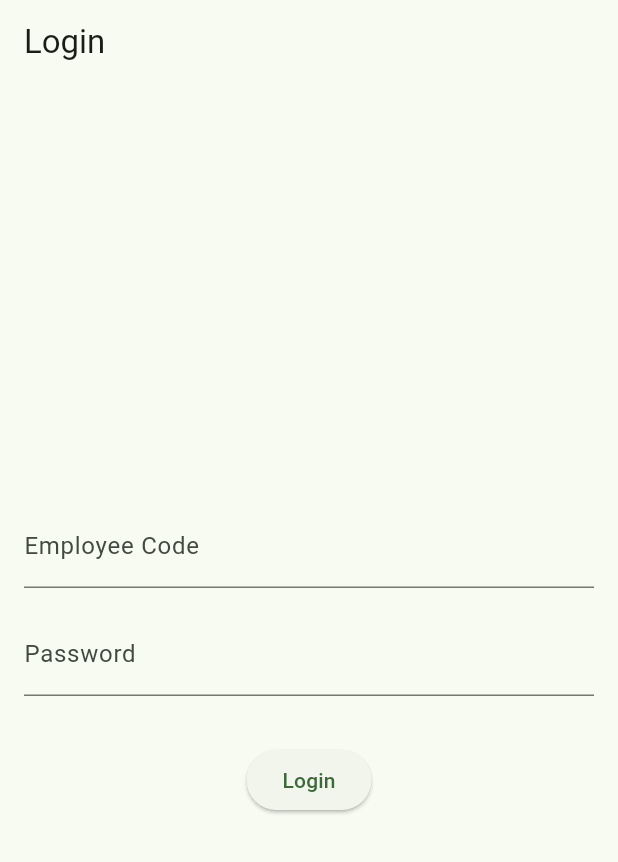
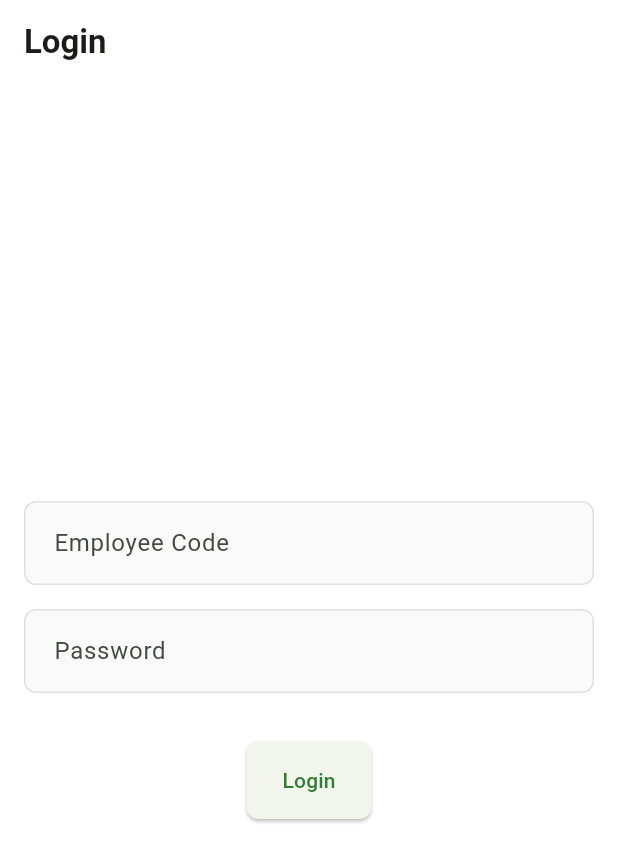
Before and after one commit to ayuxhdev/Training-Module-Application, a Flutter app: the screen it shows after launch, on a phone screen of 412 x 824 dp. Shown: the top 862 px of the screen. Run offline on Flutter 3.47's test engine with Material 3 defaults, Android fonts, the phone set to English and light mode, and no system bars; our stand-ins replace dio, flutter_riverpod, flutter_secure_storage, go_router.

Commit message:
feat: add base UI component foundation

```diff
--- /dev/null
+++ b/mobile/lib/core/theme/app_colors.dart
@@ -0,0 +1,18 @@
+import 'package:flutter/material.dart';
+
+class AppColors {
+  AppColors._();
+
+  static const Color primary = Colors.green;
+  static const Color secondary = Colors.teal;
+  static const Color background = Colors.white;
+  static const Color surface = Colors.white;
+  static const Color error = Colors.red;
+
+  static const Color textPrimary = Colors.black87;
+  static const Color textSecondary = Colors.black54;
+
+  static const Color statusSuccess = Colors.green;
+  static const Color statusWarning = Colors.orange;
+  static const Color statusInfo = Colors.blue;
+}
--- /dev/null
+++ b/mobile/lib/core/theme/app_spacing.dart
@@ -0,0 +1,19 @@
+import 'package:flutter/material.dart';
+
+class AppSpacing {
+  AppSpacing._();
+
+  static const double xs = 4.0;
+  static const double sm = 8.0;
+  static const double md = 16.0;
+  static const double lg = 24.0;
+  static const double xl = 32.0;
+  static const double xxl = 48.0;
+
+  static const EdgeInsets pagePadding = EdgeInsets.all(md);
+
+  static const SizedBox gapXs = SizedBox(height: xs, width: xs);
+  static const SizedBox gapSm = SizedBox(height: sm, width: sm);
+  static const SizedBox gapMd = SizedBox(height: md, width: md);
+  static const SizedBox gapLg = SizedBox(height: lg, width: lg);
+}
--- /dev/null
+++ b/mobile/lib/core/theme/app_theme.dart
@@ -0,0 +1,75 @@
+import 'package:flutter/material.dart';
+import 'app_colors.dart';
+import 'app_typography.dart';
+import 'app_spacing.dart';
+
+class AppTheme {
+  AppTheme._();
+
+  static ThemeData get lightTheme {
+    final ColorScheme colorScheme = ColorScheme.fromSeed(
+      seedColor: AppColors.primary,
+      primary: Colors.green.shade800,
+      secondary: AppColors.secondary,
+      surface: AppColors.surface,
+      error: AppColors.error,
+    );
+
+    return ThemeData(
+      colorScheme: colorScheme,
+      useMaterial3: true,
+      scaffoldBackgroundColor: AppColors.background,
+
+      textTheme: const TextTheme(
+        displayLarge: AppTypography.displayLarge,
+        titleLarge: AppTypography.titleLarge,
+        titleMedium: AppTypography.titleMedium,
+        bodyLarge: AppTypography.bodyLarge,
+        bodyMedium: AppTypography.bodyMedium,
+        labelLarge: AppTypography.labelLarge,
+      ),
+
+      elevatedButtonTheme: ElevatedButtonThemeData(
+        style: ElevatedButton.styleFrom(
+          padding: const EdgeInsets.symmetric(horizontal: AppSpacing.lg, vertical: AppSpacing.md),
+          shape: RoundedRectangleBorder(borderRadius: BorderRadius.circular(8)),
+        ),
+      ),
+
+      outlinedButtonTheme: OutlinedButtonThemeData(
+        style: OutlinedButton.styleFrom(
+          padding: const EdgeInsets.symmetric(horizontal: AppSpacing.lg, vertical: AppSpacing.md),
+          shape: RoundedRectangleBorder(borderRadius: BorderRadius.circular(8)),
+        ),
+      ),
+
+      inputDecorationTheme: InputDecorationTheme(
+        filled: true,
+        fillColor: Colors.grey.shade50,
+        contentPadding: const EdgeInsets.symmetric(horizontal: AppSpacing.md, vertical: AppSpacing.md),
+        border: OutlineInputBorder(
+          borderRadius: BorderRadius.circular(8),
+          borderSide: BorderSide(color: Colors.grey.shade300),
+        ),
+        enabledBorder: OutlineInputBorder(
+          borderRadius: BorderRadius.circular(8),
+          borderSide: BorderSide(color: Colors.grey.shade300),
+        ),
+        focusedBorder: OutlineInputBorder(
+          borderRadius: BorderRadius.circular(8),
+          borderSide: BorderSide(color: colorScheme.primary, width: 2),
+        ),
+        errorBorder: OutlineInputBorder(
+          borderRadius: BorderRadius.circular(8),
+          borderSide: BorderSide(color: colorScheme.error, width: 2),
+        ),
+      ),
+
+      cardTheme: CardThemeData(
+        elevation: 2,
+        shape: RoundedRectangleBorder(borderRadius: BorderRadius.circular(12)),
+        margin: EdgeInsets.zero,
+      ),
+    );
+  }
+}
--- /dev/null
+++ b/mobile/lib/core/theme/app_typography.dart
@@ -0,0 +1,12 @@
+import 'package:flutter/material.dart';
+
+class AppTypography {
+  AppTypography._();
+
+  static const TextStyle displayLarge = TextStyle(fontSize: 32, fontWeight: FontWeight.bold);
+  static const TextStyle titleLarge = TextStyle(fontSize: 22, fontWeight: FontWeight.w600);
+  static const TextStyle titleMedium = TextStyle(fontSize: 18, fontWeight: FontWeight.w600);
+  static const TextStyle bodyLarge = TextStyle(fontSize: 16, fontWeight: FontWeight.normal);
+  static const TextStyle bodyMedium = TextStyle(fontSize: 14, fontWeight: FontWeight.normal);
+  static const TextStyle labelLarge = TextStyle(fontSize: 14, fontWeight: FontWeight.w500);
+}
--- a/mobile/lib/main.dart
+++ b/mobile/lib/main.dart
@@ -1,6 +1,7 @@
 import 'package:flutter/material.dart';
 import 'package:flutter_riverpod/flutter_riverpod.dart';
 import 'package:training_app/core/router/app_router.dart';
+import 'package:training_app/core/theme/app_theme.dart';
 
 void main() {
   runApp(const ProviderScope(child: MyApp()));
@@ -15,10 +16,7 @@ class MyApp extends ConsumerWidget {
 
     return MaterialApp.router(
       title: 'Garden\'s Need Training',
-      theme: ThemeData(
-        colorScheme: ColorScheme.fromSeed(seedColor: Colors.green),
-        useMaterial3: true,
-      ),
+      theme: AppTheme.lightTheme,
       routerConfig: router,
     );
   }
```
Also changed, not shown: mobile/lib/core/presentation/components/custom_card.dart (added, +23 -0 lines), mobile/lib/core/presentation/components/custom_text_field.dart (added, +34 -0 lines), mobile/lib/core/presentation/components/empty_view.dart (added, +36 -0 lines), mobile/lib/core/presentation/components/error_view.dart (added, +42 -0 lines), mobile/lib/core/presentation/components/loading_view.dart (added, +23 -0 lines), mobile/lib/core/presentation/components/primary_button.dart (added, +28 -0 lines), mobile/lib/core/presentation/components/secondary_button.dart (added, +28 -0 lines), mobile/lib/core/presentation/components/status_badge.dart (added, +60 -0 lines), 1 other file.
